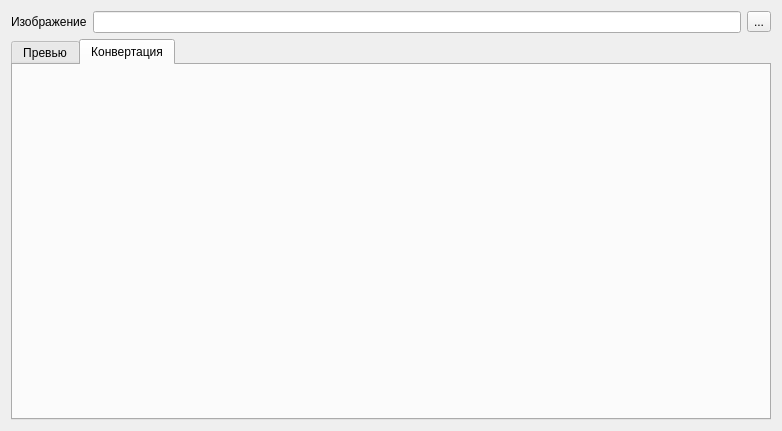
Old version of the form cpp-client/LED-T/mainwindow.ui in the repository abriko93/LED-T.
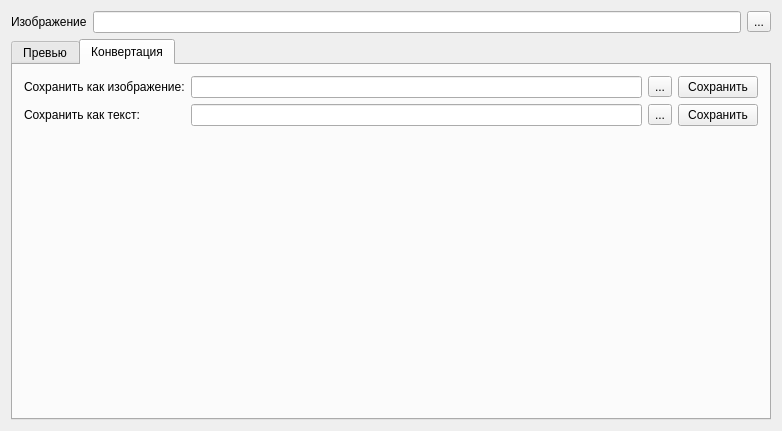
New version of the form. The open tabs and pages were chosen to show the change.

What changed in the file:
```diff
--- a/cpp-client/LED-T/mainwindow.ui
+++ b/cpp-client/LED-T/mainwindow.ui
@@ -120,6 +120,69 @@
        <attribute name="title">
         <string>Конвертация</string>
        </attribute>
+       <layout class="QGridLayout" name="gridLayout_1">
+        <item row="0" column="3">
+         <widget class="QPushButton" name="saveAsImgBtn">
+          <property name="text">
+           <string>Сохранить</string>
+          </property>
+         </widget>
+        </item>
+        <item row="0" column="0">
+         <widget class="QLabel" name="label_4">
+          <property name="text">
+           <string>Сохранить как изображение:</string>
+          </property>
+         </widget>
+        </item>
+        <item row="2" column="1">
+         <spacer name="verticalSpacer">
+          <property name="orientation">
+           <enum>Qt::Vertical</enum>
+          </property>
+          <property name="sizeHint" stdset="0">
+           <size>
+            <width>20</width>
+            <height>40</height>
+           </size>
+          </property>
+         </spacer>
+        </item>
+        <item row="0" column="1">
+         <widget class="QLineEdit" name="saveAsImgEdt"/>
+        </item>
+        <item row="0" column="2">
+         <widget class="QToolButton" name="saveAsImgToolBtn">
+          <property name="text">
+           <string>...</string>
+          </property>
+         </widget>
+        </item>
+        <item row="1" column="0">
+         <widget class="QLabel" name="label_5">
+          <property name="text">
+           <string>Сохранить как текст:</string>
+          </property>
+         </widget>
+        </item>
+        <item row="1" column="1">
+         <widget class="QLineEdit" name="saveAsTextLineEdt"/>
+        </item>
+        <item row="1" column="2">
+         <widget class="QToolButton" name="saveAsTextToolBtn">
+          <property name="text">
+           <string>...</string>
+          </property>
+         </widget>
+        </item>
+        <item row="1" column="3">
+         <widget class="QPushButton" name="saveAsTextBtn">
+          <property name="text">
+           <string>Сохранить</string>
+          </property>
+         </widget>
+        </item>
+       </layout>
       </widget>
      </widget>
     </item>
```
Left out of the diff: 2 changed lines with no effect on the pictures.
